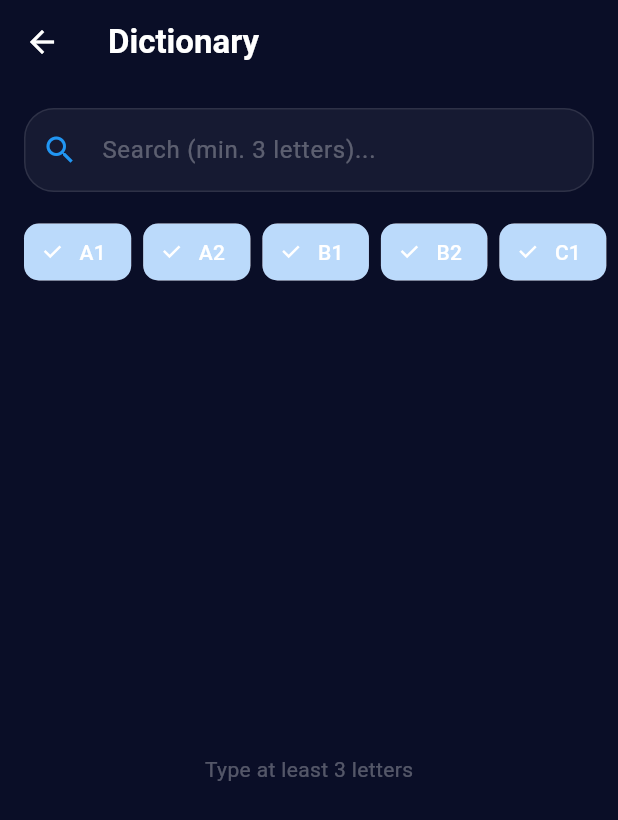
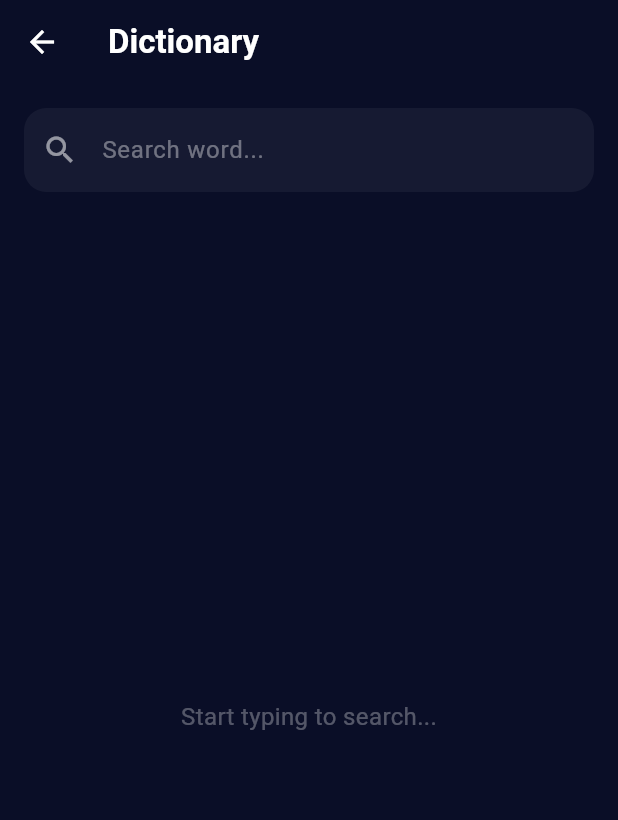
Before and after one commit to FatihOKSUZOGLU/wordmaster_app, a Flutter app: the MainMenuScreen screen opened directly, after a tap on "Dictionary", on a phone screen of 412 x 824 dp. Shown: the top 820 px of the screen. Run offline on Flutter 3.47's test engine with Material 3 defaults, Android fonts, the phone set to English and light mode, and no system bars; our stand-ins replace shared_preferences; accounts and stored records are empty; Roboto replaces fonts that are missing (Poppins).

Commit message:
Dictionary Page level show fixed, suggested word count fixed.

```diff
--- a/lib/models/word_model.dart
+++ b/lib/models/word_model.dart
@@ -1,84 +1,51 @@
-// Bu dosya bir "kelime"nin nasıl bir yapıda olduğunu tanımlar
-// Örnek: { "word": "apple", "level": "A1", "meanings": [...] }
+class WordData {
+  final String word;
+  final String level;
+  final List<Meaning> meanings;
 
-class WordData {
-  // Bir kelimenin 3 temel özelliği var:
-  final String word; // Kelimenin kendisi (örn: "apple")
-  final String level; // Seviyesi (A1, B1, C2 gibi)
-  final List<Meaning>
-      meanings; // Anlamları (liste halinde, birden fazla olabilir)
+  WordData({required this.word, required this.level, required this.meanings});
 
-  // Constructor (yapıcı metod): Yeni bir WordData oluştururken bu bilgiler gerekli
-  WordData({
-    required this.word, // required = zorunlu parametre
-    required this.level,
-    required this.meanings,
-  });
-
-  // JSON'dan WordData'ya dönüştürme fonksiyonu
-  // JSON = { "word": "apple", "level": "A1", ... } şeklinde veri formatı
   factory WordData.fromJson(Map<String, dynamic> json) {
     return WordData(
-      // json['word'] varsa al, yoksa boş string koy
       word: json['word'] ?? '',
-      level: json['level'] ?? '',
-
-      // meanings listesini al, her birini Meaning nesnesine çevir
-      // Eğer meanings yoksa veya liste değilse, boş liste döndür
-      meanings: (json['meanings'] as List<dynamic>?)
-              ?.map((m) => Meaning.fromJson(m))
-              .toList() ??
-          [],
+      level: json['level'] ?? 'A1',
+      meanings: (json['meanings'] as List<dynamic>? ?? [])
+          .map((m) => Meaning.fromJson(m))
+          .toList(),
     );
   }
 }
 
-// Meaning = Bir kelimenin bir anlamı
-// Örnek: "apple" kelimesinin "noun" (isim) anlamı
 class Meaning {
-  final String partOfSpeech; // Kelime türü (noun, verb, adjective vb.)
-  final List<Definition>
-      definitions; // Bu anlamın tanımları (birden fazla olabilir)
+  final String? partOfSpeech;
+  final List<Definition> definitions; // Liste olarak güncellendi
 
-  Meaning({
-    required this.partOfSpeech,
-    required this.definitions,
-  });
+  Meaning({this.partOfSpeech, required this.definitions});
 
-  // JSON'dan Meaning'e dönüştürme
   factory Meaning.fromJson(Map<String, dynamic> json) {
     return Meaning(
-      partOfSpeech: json['partOfSpeech'] ?? '',
-      definitions: (json['definitions'] as List<dynamic>?)
-              ?.map((d) => Definition.fromJson(d))
-              .toList() ??
-          [],
+      partOfSpeech: json['partOfSpeech'],
+      definitions: (json['definitions'] as List<dynamic>? ?? [])
+          .map((d) => Definition.fromJson(d))
+          .toList(),
     );
   }
 }
 
-// Definition = Bir anlamın detaylı açıklaması
 class Definition {
-  final String definition; // Tanım metni
-  final String example; // Örnek cümle
-  final List<String> synonyms; // Eş anlamlılar
+  final String definition;
+  final String? example;
+  final List<String>? synonyms;
 
-  Definition({
-    required this.definition,
-    required this.example,
-    required this.synonyms,
-  });
+  Definition({required this.definition, this.example, this.synonyms});
 
-  // JSON'dan Definition'a dönüştürme
   factory Definition.fromJson(Map<String, dynamic> json) {
     return Definition(
       definition: json['definition'] ?? '',
-      example: json['example'] ?? '',
-      // synonyms bir liste, her elemanı String'e çevir
+      example: json['example'],
       synonyms: (json['synonyms'] as List<dynamic>?)
-              ?.map((s) => s.toString())
-              .toList() ??
-          [],
+          ?.map((s) => s.toString())
+          .toList(),
     );
   }
 }
--- a/lib/screens/dictionary_screen.dart
+++ b/lib/screens/dictionary_screen.dart
@@ -5,7 +5,6 @@ import 'word_detail_screen.dart';
 
 class DictionaryScreen extends StatefulWidget {
   final String? initialWord;
-
   const DictionaryScreen({Key? key, this.initialWord}) : super(key: key);
 
   @override
@@ -13,11 +12,10 @@ class DictionaryScreen extends StatefulWidget {
 }
 
 class _DictionaryScreenState extends State<DictionaryScreen> {
-  final TextEditingController _searchController = TextEditingController();
   List<WordData> _allWords = [];
   List<WordData> _filteredWords = [];
   bool _isLoading = true;
-  Set<String> _selectedLevels = {'A1', 'A2', 'B1', 'B2', 'C1', 'C2'};
+  final TextEditingController _searchController = TextEditingController();
 
   @override
   void initState() {
@@ -29,148 +27,105 @@ class _DictionaryScreenState extends State<DictionaryScreen> {
   }
 
   Future<void> _loadWords() async {
-    final words = await WordService.loadWords();
-    setState(() {
-      _allWords = words;
-      _isLoading = false;
-      if (widget.initialWord != null) {
-        _filterWords(widget.initialWord!);
-      } else {
-        _filteredWords = []; // Başlangıçta boş liste (3 harf kuralı için)
-      }
-    });
+    setState(() => _isLoading = true);
+    _allWords = await WordService.loadWords();
+    _filterWords(_searchController.text);
+    setState(() => _isLoading = false);
   }
 
   void _filterWords(String query) {
-    if (query.length < 3) {
-      setState(() => _filteredWords = []);
-      return;
+    setState(() {
+      if (query.isEmpty) {
+        _filteredWords = [];
+      } else {
+        _filteredWords = _allWords
+            .where((w) => w.word.toLowerCase().startsWith(query.toLowerCase()))
+            .take(50)
+            .toList();
       }
-
-    setState(() {
-      _filteredWords = _allWords.where((word) {
-        final matchesSearch =
-            word.word.toLowerCase().contains(query.toLowerCase());
-        final matchesLevel = _selectedLevels.contains(word.level);
-        return matchesSearch && matchesLevel;
-      }).toList();
     });
   }
 
   @override
   Widget build(BuildContext context) {
     return Scaffold(
-      backgroundColor:
-          Color(0xFF0A0E27), // ← Bunu değiştirin (transparent yerine)
+      backgroundColor: const Color(0xFF0A0E27),
       appBar: AppBar(
         backgroundColor: Colors.transparent,
         elevation: 0,
-        iconTheme: IconThemeData(color: Colors.white),
-        title: Text('Dictionary',
+        iconTheme: const IconThemeData(color: Colors.white),
+        title: const Text('Dictionary',
             style: TextStyle(color: Colors.white, fontWeight: FontWeight.bold)),
       ),
-      // ... geri kalan kod aynı
-      body: Column(
+      body: Padding(
+        padding: const EdgeInsets.all(16),
+        child: Column(
           children: [
-          // Search Bar (Ana menü stiline uygun)
-          Padding(
-            padding: EdgeInsets.all(16),
-            child: TextField(
+            // Arama Kutusu
+            TextField(
               controller: _searchController,
               onChanged: _filterWords,
-              style: TextStyle(color: Colors.white),
+              style: const TextStyle(color: Colors.white),
               decoration: InputDecoration(
-                hintText: 'Search (min. 3 letters)...',
-                hintStyle: TextStyle(color: Colors.white30),
-                prefixIcon: Icon(Icons.search, color: Colors.blue),
+                hintText: 'Search word...',
+                hintStyle: const TextStyle(color: Colors.white38),
+                prefixIcon: const Icon(Icons.search, color: Colors.white54),
                 filled: true,
                 fillColor: Colors.white.withOpacity(0.05),
                 border: OutlineInputBorder(
-                  borderRadius: BorderRadius.circular(20),
+                  borderRadius: BorderRadius.circular(15),
                   borderSide: BorderSide.none,
-                ),
-                enabledBorder: OutlineInputBorder(
-                  borderRadius: BorderRadius.circular(20),
-                  borderSide: BorderSide(color: Colors.white.withOpacity(0.1)),
-                ),
                 ),
               ),
             ),
 
-          // Level Chips
-          SingleChildScrollView(
-            scrollDirection: Axis.horizontal,
-            padding: EdgeInsets.symmetric(horizontal: 16),
-            child: Row(
-              children: ['A1', 'A2', 'B1', 'B2', 'C1', 'C2'].map((level) {
-                final isSelected = _selectedLevels.contains(level);
-                return Padding(
-                  padding: const EdgeInsets.only(right: 8),
-                  child: FilterChip(
-                    label: Text(level),
-                    selected: isSelected,
-                    onSelected: (bool value) {
-                      setState(() {
-                        if (value)
-                          _selectedLevels.add(level);
-                        else
-                          _selectedLevels.remove(level);
-                        _filterWords(_searchController.text);
-                      });
-                    },
-                    backgroundColor: Colors.white.withOpacity(0.05),
-                    selectedColor: Colors.blue.withOpacity(0.3),
-                    labelStyle: TextStyle(
-                        color: isSelected ? Colors.white : Colors.white54),
-                    checkmarkColor: Colors.white,
-                    shape: RoundedRectangleBorder(
-                        borderRadius: BorderRadius.circular(10)),
-                  ),
-                );
-              }).toList(),
-            ),
-          ),
+            const SizedBox(height: 20),
 
-          SizedBox(height: 10),
-
-          // Word List
+            // Sonuçlar
             Expanded(
               child: _isLoading
-                ? Center(child: CircularProgressIndicator(color: Colors.blue))
-                : _searchController.text.length < 3
+                  ? const Center(
+                      child: CircularProgressIndicator(color: Colors.blue))
+                  : _filteredWords.isEmpty
                       ? Center(
-                        child: Text('Type at least 3 letters',
-                            style: TextStyle(color: Colors.white30)))
+                          child: Text(
+                            _searchController.text.isEmpty
+                                ? 'Start typing to search...'
+                                : 'No results found',
+                            style: TextStyle(
+                                color: Colors.white.withOpacity(0.3),
+                                fontSize: 16),
+                          ),
+                        )
                       : ListView.builder(
-                        padding: EdgeInsets.all(16),
                           itemCount: _filteredWords.length,
                           itemBuilder: (context, index) {
                             final word = _filteredWords[index];
                             return Container(
-                            margin: EdgeInsets.only(bottom: 12),
+                              margin: const EdgeInsets.only(bottom: 10),
                               decoration: BoxDecoration(
-                              color: Colors.white.withOpacity(0.03),
-                              borderRadius: BorderRadius.circular(15),
-                              border: Border.all(
-                                  color: Colors.white.withOpacity(0.05)),
+                                color: Colors.white.withOpacity(0.05),
+                                borderRadius: BorderRadius.circular(12),
                               ),
                               child: ListTile(
                                 title: Text(word.word,
-                                  style: TextStyle(
-                                      color: Colors.white,
-                                      fontWeight: FontWeight.bold)),
-                              subtitle: Text(word.level,
-                                  style: TextStyle(
-                                      color: Colors.blue, fontSize: 12)),
-                              trailing: Icon(Icons.arrow_forward_ios,
+                                    style: const TextStyle(
+                                        color: Colors.white, fontSize: 16)),
+                                subtitle: Text(
+                                  'Level: ${word.level}',
+                                  style: const TextStyle(
+                                      color: Colors.orange, fontSize: 12),
+                                ),
+                                trailing: const Icon(Icons.arrow_forward_ios,
                                     color: Colors.white24, size: 14),
                                 onTap: () {
                                   WordService.addRecentWord(word.word);
                                   Navigator.push(
                                     context,
                                     MaterialPageRoute(
-                                      builder: (context) =>
-                                          WordDetailScreen(word: word)),
+                                      builder: (_) =>
+                                          WordDetailScreen(word: word),
+                                    ),
                                   );
                                 },
                               ),
@@ -180,6 +135,7 @@ class _DictionaryScreenState extends State<DictionaryScreen> {
             ),
           ],
         ),
+      ),
     );
   }
 }
--- a/lib/services/word_service.dart
+++ b/lib/services/word_service.dart
@@ -54,6 +54,7 @@ class WordService {
   // Son önerileri hafızaya al
   static Future<void> saveLastSuggestions(List<WordData> words) async {
     final prefs = await SharedPreferences.getInstance();
+
     List<String> wordNames = words.map((w) => w.word).toList();
     await prefs.setStringList(_lastSuggestionsKey, wordNames);
   }
@@ -61,9 +62,23 @@ class WordService {
   static Future<List<WordData>> getLastSuggestions() async {
     final prefs = await SharedPreferences.getInstance();
     List<String> savedNames = prefs.getStringList(_lastSuggestionsKey) ?? [];
+
     if (savedNames.isEmpty) return [];
     if (_cachedWords.isEmpty) await loadWords();
-    return _cachedWords.where((w) => savedNames.contains(w.word)).toList();
+
+    // Her kelimeden sadece BİR TANE al (ilk eşleşeni)
+    List<WordData> result = [];
+    for (String name in savedNames) {
+      final word = _cachedWords.firstWhere(
+        (w) => w.word == name,
+        orElse: () => WordData(word: '', level: '', meanings: []),
+      );
+      if (word.word.isNotEmpty) {
+        result.add(word);
+      }
+    }
+
+    return result;
   }
 
   // Son bakılan kelimeler (Ana Menü için)
```
Also changed, not shown: lib/screens/suggest_me_screen.dart (+96 -42 lines), lib/screens/word_detail_screen.dart (+104 -83 lines). Lines whose indentation alone changed are shown as unchanged.
